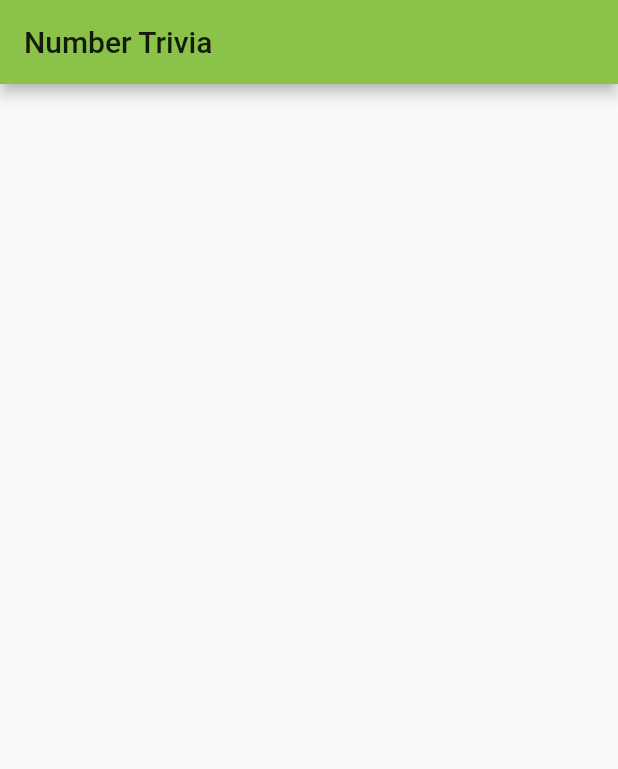
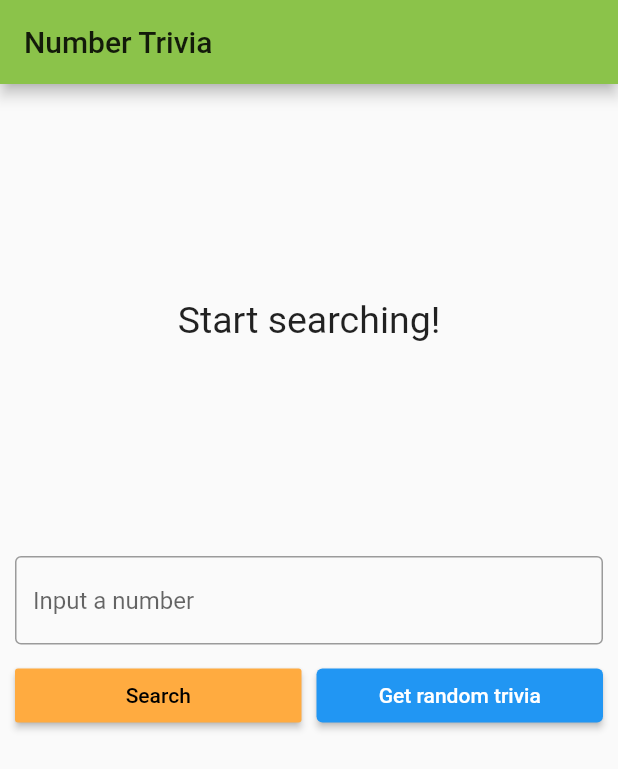
Before and after one commit to sofiabukovskaya/number_trivia_facts, a Flutter app: the screen it shows after launch, on a phone screen of 412 x 824 dp. Shown: the top 769 px of the screen. Run offline on Flutter 3.47's test engine with Material 2 defaults, Android fonts, the phone set to English and light mode, and no system bars; our stand-ins replace dartz, data_connection_checker, equatable, flutter_bloc, get_it, shared_preferences.

Commit message:
Final commit, complete app using Clean Architecture and TDD

```diff
--- a/analysis_options.yaml
+++ b/analysis_options.yaml
@@ -51,7 +51,6 @@ linter:
     - always_specify_types
     - annotate_overrides
     # - avoid_annotating_with_dynamic # conflicts with always_specify_types
-    - avoid_as
     # - avoid_bool_literals_in_conditional_expressions # not yet tested
     # - avoid_catches_without_on_clauses # we do this commonly
     # - avoid_catching_errors # we do this commonly
--- a/lib/core/platform/network_info.dart
+++ b/lib/core/platform/network_info.dart
@@ -1,3 +1,4 @@
+// ignore: import_of_legacy_library_into_null_safe
 import 'package:data_connection_checker/data_connection_checker.dart';
 
 abstract class NetworkInfo {
--- a/lib/core/util/input_converter.dart
+++ b/lib/core/util/input_converter.dart
@@ -6,9 +6,9 @@ class InputConverter{
             try {
                   final int integer = int.parse(str);
                   if(integer <0) throw const FormatException();
-                  return Right(integer);
+                  return Right<Failure, int>(integer);
             } on FormatException{
-                  return Left(InvalidInputFailure());
+                  return Left<Failure, int>(InvalidInputFailure());
             }
       }
 }
--- a/lib/features/number_trivia/data/datasources/number_trivia_local_data_source.dart
+++ b/lib/features/number_trivia/data/datasources/number_trivia_local_data_source.dart
@@ -28,7 +28,7 @@ class NumberTriviaLocalDataSourceImpl implements NumberTriviaLocalDataSource {
     final String? jsonString =
         sharedPreferences.getString(cached_number_trivia);
     if (jsonString != null) {
-      return Future.value(NumberTriviaModel.fromJson(jsonDecode(jsonString)));
+      return Future<NumberTriviaModel>.value(NumberTriviaModel.fromJson(jsonDecode(jsonString)));
     } else {
       throw CacheException('Cache ex!');
     }
--- a/lib/features/number_trivia/presentation/bloc/number_trivia_bloc.dart
+++ b/lib/features/number_trivia/presentation/bloc/number_trivia_bloc.dart
@@ -1,3 +1,4 @@
+// ignore: import_of_legacy_library_into_null_safe
 import 'package:dartz/dartz.dart';
 import 'package:flutter_bloc/flutter_bloc.dart';
 import 'package:flutter_number_fact/core/error/failures.dart';
@@ -23,7 +24,7 @@ class NumberTriviaBloc extends Bloc<NumberTriviaEvent, NumberTriviaState> {
 
   NumberTriviaState get initialState => Empty();
 
-  final GetConcreteNumberTrivia getConcreteNumberTrivia;
+  final  GetConcreteNumberTrivia  getConcreteNumberTrivia;
   final GetRandomNumberTrivia getRandomNumberTrivia;
   final InputConverter inputConverter;
 
@@ -48,7 +49,7 @@ class NumberTriviaBloc extends Bloc<NumberTriviaEvent, NumberTriviaState> {
       final Either<Failure, NumberTrivia> failureOrTrivia =
           await getRandomNumberTrivia(NoParams());
       yield failureOrTrivia.fold(
-          (fail) => Error(message: SERVER_FAILURE_MESSAGE),
+          (Failure fail) => Error(message: SERVER_FAILURE_MESSAGE),
           (NumberTrivia numberTrivia) => Loaded(numberTrivia: numberTrivia));
     }
   }
--- a/lib/features/number_trivia/presentation/bloc/number_trivia_event.dart
+++ b/lib/features/number_trivia/presentation/bloc/number_trivia_event.dart
@@ -1,4 +1,4 @@
-import 'package:equatable/equatable.dart';
+
 
 abstract class NumberTriviaEvent{}
 
--- a/lib/features/number_trivia/presentation/pages/number_trivia_page.dart
+++ b/lib/features/number_trivia/presentation/pages/number_trivia_page.dart
@@ -2,6 +2,11 @@ import 'package:flutter/cupertino.dart';
 import 'package:flutter/material.dart';
 import 'package:flutter_bloc/flutter_bloc.dart';
 import 'package:flutter_number_fact/features/number_trivia/presentation/bloc/number_trivia_bloc.dart';
+import 'package:flutter_number_fact/features/number_trivia/presentation/bloc/number_trivia_state.dart';
+import 'package:flutter_number_fact/features/number_trivia/presentation/widgets/loading_widget.dart';
+import 'package:flutter_number_fact/features/number_trivia/presentation/widgets/message_display.dart';
+import 'package:flutter_number_fact/features/number_trivia/presentation/widgets/trivia_controls.dart';
+import 'package:flutter_number_fact/features/number_trivia/presentation/widgets/trivia_display.dart';
 import 'package:flutter_number_fact/injection_container.dart';
 
 class NumberTriviaPage extends StatelessWidget {
@@ -12,8 +17,33 @@ class NumberTriviaPage extends StatelessWidget {
         title: const Text('Number Trivia'),
       ),
       body: BlocProvider<NumberTriviaBloc>(
-        create: (_) => serviceLocator<NumberTriviaBloc>(),
-        child: Container(),
+        create: (_) => sl<NumberTriviaBloc>(),
+        child: Padding(
+          padding: const EdgeInsets.all(10),
+          child: Column(
+            children: <Widget>[
+              const SizedBox(height: 10),
+              Container(
+                height: MediaQuery.of(context).size.height / 3,
+                child: BlocBuilder<NumberTriviaBloc, NumberTriviaState>(
+                    builder: (BuildContext context, NumberTriviaState state) {
+                  if (state is Empty) {
+                    return const MessageDisplay(message: 'Start searching!');
+                  } else if (state is Loading) {
+                    return LoadingWidget();
+                  } else if (state is Loaded) {
+                    return TriviaDisplay(numberTrivia: state.numberTrivia);
+                  } else if (state is Error) {
+                    return MessageDisplay(message: state.message);
+                  }
+                  return Container();
+                }),
+              ),
+              const SizedBox(height: 20),
+              TriviaControls()
+            ],
+          ),
+        ),
       ),
     );
   }
--- /dev/null
+++ b/lib/features/number_trivia/presentation/widgets/message_display.dart
@@ -0,0 +1,24 @@
+import 'package:flutter/material.dart';
+class MessageDisplay extends StatelessWidget {
+  const MessageDisplay({Key? key, required this.message}) : super(key: key);
+  final String message;
+
+  @override
+  Widget build(BuildContext context) {
+    return Container(
+      height: MediaQuery
+          .of(context)
+          .size
+          .height / 3,
+      child: Center(
+        child: SingleChildScrollView(
+          child: Text(
+            message,
+            style: const TextStyle(fontSize: 25),
+            textAlign: TextAlign.center,
+          ),
+        ),
+      ),
+    );
+  }
+}
--- /dev/null
+++ b/lib/features/number_trivia/presentation/widgets/trivia_controls.dart
@@ -0,0 +1,66 @@
+import 'package:flutter/material.dart';
+import 'package:flutter_bloc/flutter_bloc.dart';
+import 'package:flutter_number_fact/features/number_trivia/presentation/bloc/number_trivia_bloc.dart';
+import 'package:flutter_number_fact/features/number_trivia/presentation/bloc/number_trivia_event.dart';
+
+class TriviaControls extends StatefulWidget{
+  @override
+  State<StatefulWidget> createState() => _TriviaControlsState();
+
+}
+class _TriviaControlsState extends State<TriviaControls> {
+  final TextEditingController controller = TextEditingController();
+  String? inputStr;
+
+  @override
+  Widget build(BuildContext context) {
+    return Column(
+      children: <Widget>[
+        TextField(
+          controller: controller,
+          keyboardType: TextInputType.number,
+          decoration: const InputDecoration(
+            border: OutlineInputBorder(),
+            hintText: 'Input a number',
+          ),
+          onChanged: (String value) {
+            inputStr = value;
+          },
+          onSubmitted: (_) {
+            dispatchConcrete();
+          },
+        ),
+        const SizedBox(height: 10),
+        Row(
+          children: <Widget>[
+            Expanded(
+              child: RaisedButton(
+                child: const Text('Search'),
+                color: Theme.of(context).accentColor,
+                textTheme: ButtonTextTheme.primary,
+                onPressed: dispatchConcrete,
+              ),
+            ),
+            const SizedBox(width: 10),
+            Expanded(
+              child: ElevatedButton(
+                child: const Text('Get random trivia'),
+                onPressed: dispatchRandom,
+              ),
+            ),
+          ],
+        )
+      ],
+    );
+  }
+
+  void dispatchConcrete() {
+    controller.clear();
+    BlocProvider.of<NumberTriviaBloc>(context).add(GetTriviaForConcreteNumber(inputStr!));
+  }
+
+  void dispatchRandom() {
+    controller.clear();
+    BlocProvider.of<NumberTriviaBloc>(context).add(GetTriviaForRandomNumber());
+  }
+}
--- a/lib/main.dart
+++ b/lib/main.dart
@@ -2,9 +2,11 @@
 
 import 'package:flutter/cupertino.dart';
 import 'package:flutter_number_fact/app.dart';
+import 'package:shared_preferences/shared_preferences.dart';
 import 'injection_container.dart' as di;
 Future<void> main() async{
+  WidgetsFlutterBinding.ensureInitialized();
   await di.init();
-  WidgetsFlutterBinding.ensureInitialized();
+  SharedPreferences.setMockInitialValues({});
   runApp(App());
 }
--- a/pubspec.yaml
+++ b/pubspec.yaml
@@ -28,7 +28,7 @@ dependencies:
   # The following adds the Cupertino Icons font to your application.
   # Use with the CupertinoIcons class for iOS style icons.
   cupertino_icons: ^1.0.2
-  get_it: ^7.1.3
+  get_it: ^3.1.0
   flutter_bloc: ^7.0.1
   equatable: ^2.0.2
   dartz: ^0.9.2
```
Also changed, not shown: lib/features/number_trivia/data/repositories/number_trivia_repository_impl.dart (+8 -8 lines), lib/features/number_trivia/presentation/widgets/loading_widget.dart (added, +15 -0 lines), lib/features/number_trivia/presentation/widgets/trivia_display.dart (added, +39 -0 lines), lib/injection_container.dart (+41 -23 lines), pubspec.lock, 5 other files.
